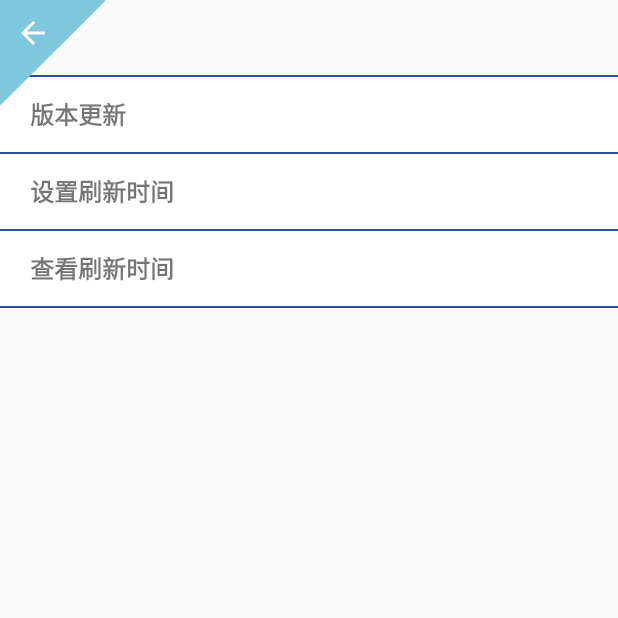
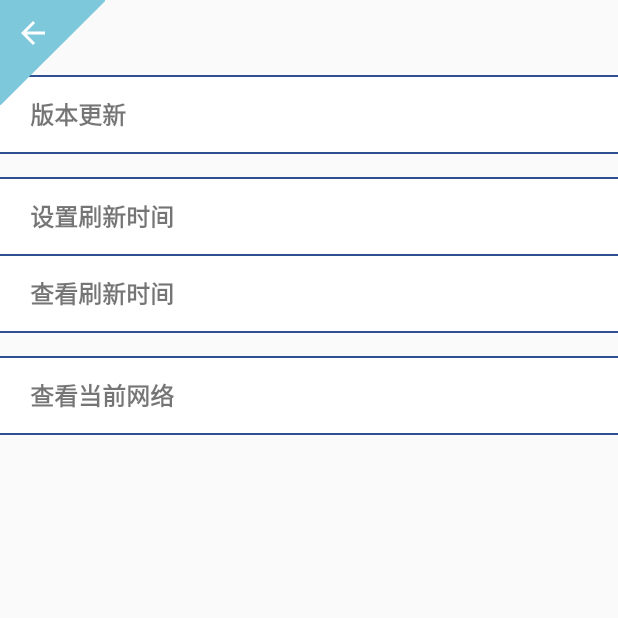
Before and after one commit to CHwithKeY/TryOn, an Android app: the Setting_Act screen opened directly, with no data from a screen before it, on a phone screen of 412 x 824 dp, the top half of it. Run offline under Robolectric (Android 15) with nearby library versions, the light colour scheme and no system bars.

Commit message:
Add the new feature named "Switch Net".

```diff
--- a/app/src/main/java/wale_tech/tryon/sharedinfo/SharedSet.java
+++ b/app/src/main/java/wale_tech/tryon/sharedinfo/SharedSet.java
@@ -23,4 +23,6 @@ public final class SharedSet {
 
     public final static String KEY_REFRESH_TIME = "refresh_time";
 
+    public final static String KEY_NET = "net";
+
 }
--- a/app/src/main/java/wale_tech/tryon/user/Setting_Act.java
+++ b/app/src/main/java/wale_tech/tryon/user/Setting_Act.java
@@ -13,6 +13,7 @@ import org.json.JSONException;
 
 import wale_tech.tryon.R;
 import wale_tech.tryon.base.Base_Act;
+import wale_tech.tryon.http.HttpSet;
 import wale_tech.tryon.update.Update_Act;
 
 public class Setting_Act extends Base_Act implements View.OnClickListener {
@@ -31,6 +32,8 @@ public class Setting_Act extends Base_Act implements View.OnClickListener {
         setupRefreshTimeText();
 
         setupGetRefreshTimeText();
+
+        setupCheckNetText();
 
     }
 
@@ -57,6 +60,11 @@ public class Setting_Act extends Base_Act implements View.OnClickListener {
     private void setupGetRefreshTimeText() {
         final TextView get_time_tv = (TextView) findViewById(R.id.setting_get_refresh_time_tv);
         get_time_tv.setOnClickListener(this);
+    }
+
+    private void setupCheckNetText() {
+        final TextView check_net_tv = (TextView) findViewById(R.id.setting_check_net_tv);
+        check_net_tv.setOnClickListener(this);
     }
 
     @Override
@@ -93,6 +101,10 @@ public class Setting_Act extends Base_Act implements View.OnClickListener {
 
             case R.id.setting_get_refresh_time_tv:
                 onShowRefreshTime();
+                break;
+
+            case R.id.setting_check_net_tv:
+                onCheckNet();
                 break;
 
             default:
@@ -133,4 +145,17 @@ public class Setting_Act extends Base_Act implements View.OnClickListener {
                 .setMessage("刷新时间为：" + sharedAction.getRefreshTime())
                 .show();
     }
+
+    private void onCheckNet() {
+        String net;
+        if (sharedAction.getNet() == 0) {
+            net = HttpSet.NORMAL_URL;
+        } else {
+            net = HttpSet.DEDICATED_URL;
+        }
+
+        new AlertDialog.Builder(this)
+                .setMessage("当前网络为：" + net)
+                .show();
+    }
 }
--- a/app/src/main/res/layout/activity_setting_layout.xml
+++ b/app/src/main/res/layout/activity_setting_layout.xml
@@ -24,6 +24,12 @@
 
         <include layout="@layout/divider_horizontal_item" />
 
+        <View
+            android:layout_width="match_parent"
+            android:layout_height="@dimen/item_opf_divider" />
+
+        <include layout="@layout/divider_horizontal_item" />
+
         <TextView
             android:id="@+id/setting_refresh_time_tv"
             style="@style/base_list_item_tv_style"
@@ -38,6 +44,19 @@
 
         <include layout="@layout/divider_horizontal_item" />
 
+        <View
+            android:layout_width="match_parent"
+            android:layout_height="@dimen/item_opf_divider" />
+
+        <include layout="@layout/divider_horizontal_item" />
+
+        <TextView
+            android:id="@+id/setting_check_net_tv"
+            style="@style/base_list_item_tv_style"
+            android:text="@string/setting_check_net_tv" />
+
+        <include layout="@layout/divider_horizontal_item" />
+
     </LinearLayout>
 
     <include layout="@layout/public_back_item" />
--- a/app/src/main/res/values/strings.xml
+++ b/app/src/main/res/values/strings.xml
@@ -160,6 +160,7 @@
     <string name="setting_update_tv">版本更新</string>
     <string name="setting_refresh_time_tv">设置刷新时间</string>
     <string name="setting_get_refresh_time_tv">查看刷新时间</string>
+    <string name="setting_check_net_tv">查看当前网络</string>
 
     <!-- activity_update_layout -->
     <string name="update_version_tv">版本号：</string>
```
Also changed, not shown: app/src/main/java/wale_tech/tryon/MainActivity.java (+9 -4 lines), app/src/main/java/wale_tech/tryon/http/HttpAction.java (+10 -1 lines), app/src/main/java/wale_tech/tryon/http/HttpSet.java (+6 -2 lines), app/src/main/java/wale_tech/tryon/sharedinfo/SharedAction.java (+10 -0 lines).
